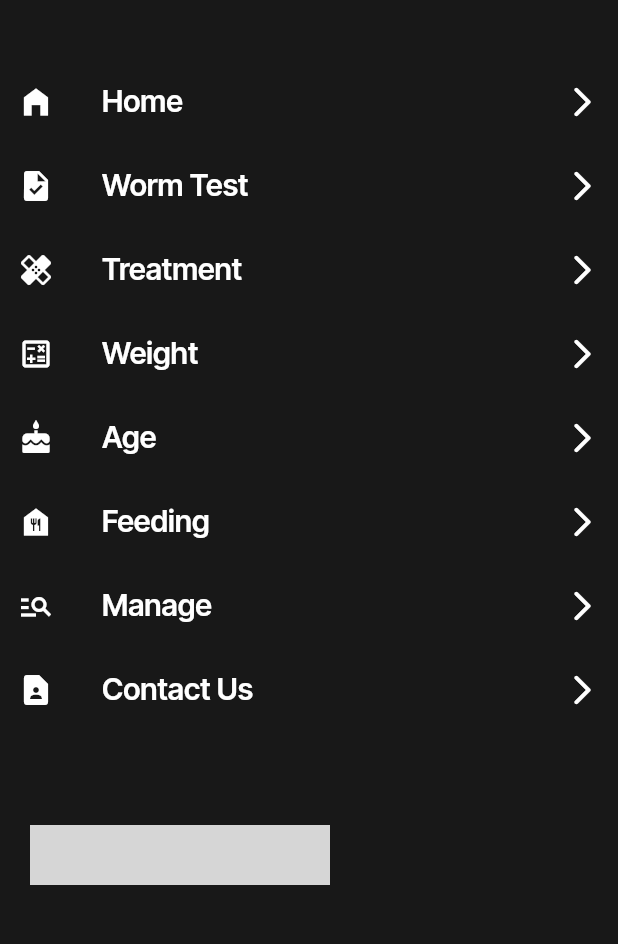
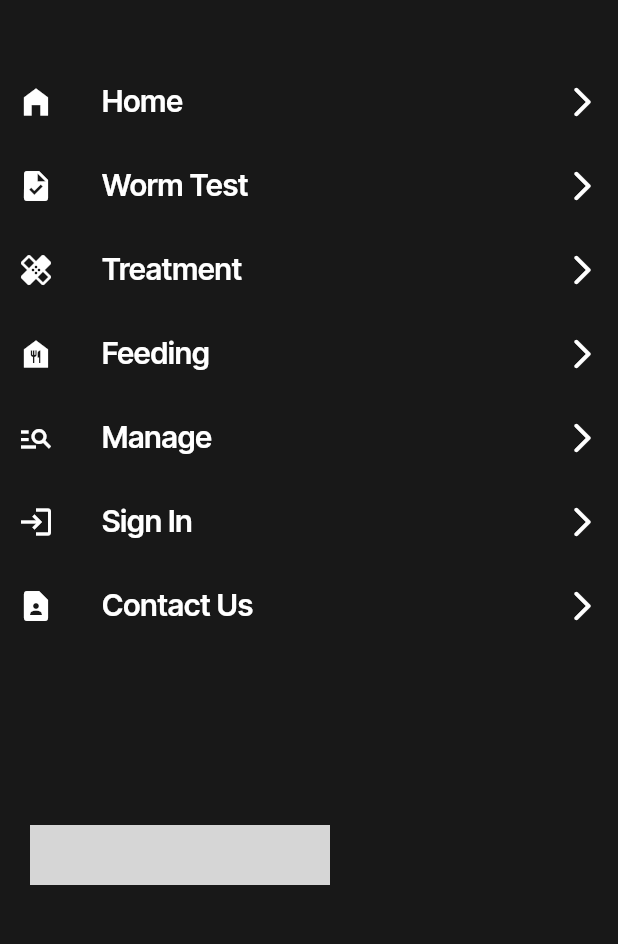
Before and after one commit to JorgeLuisMaya/Smart-LiveStock, a Flutter app: the WormTestWidget screen opened by its route, with the side drawer open, on a phone screen of 412 x 824 dp, the part 155-1099 px from its top. Run offline on Flutter 3.47's test engine with Material 3 defaults, Android fonts, the phone set to English and light mode, and no system bars; drawn by our look-alikes of carousel_slider; our stand-ins replace auto_size_text, cached_network_image, font_awesome_flutter, from_css_color, go_router, google_fonts and 5 more; missing offline and left inert: json_path; accounts and stored records are empty; statements that could not run were skipped; grey boxes are pictures that could not be loaded.

Commit message:
added sign in route to drawer, made drawer location unified across pages and other small changes

```diff
--- a/lib/backend/supabase/supabase.dart
+++ b/lib/backend/supabase/supabase.dart
@@ -16,7 +16,7 @@ class SupaFlow {
 
   static Future initialize() => Supabase.initialize(
         url: _kSupabaseUrl,
-        anonKey: _kSupabaseAnonKey,
+        publishableKey: _kSupabaseAnonKey,
         debug: false,
         authOptions:
             FlutterAuthClientOptions(authFlowType: AuthFlowType.implicit),
--- a/lib/pages/worm_test/worm_test_widget.dart
+++ b/lib/pages/worm_test/worm_test_widget.dart
@@ -126,6 +126,8 @@ class _WormTestWidgetState extends State<WormTestWidget> {
                       hoverColor: Colors.transparent,
                       highlightColor: Colors.transparent,
                       onTap: () async {
+                        Navigator.pop(context);
+
                         context.pushNamed(HomePageWidget.routeName);
                       },
                       child: Material(
@@ -169,6 +171,8 @@ class _WormTestWidgetState extends State<WormTestWidget> {
                     hoverColor: Colors.transparent,
                     highlightColor: Colors.transparent,
                     onTap: () async {
+                      Navigator.pop(context);
+
                       context.pushNamed(WormTestWidget.routeName);
                     },
                     child: Material(
@@ -210,6 +214,8 @@ class _WormTestWidgetState extends State<WormTestWidget> {
                     hoverColor: Colors.transparent,
                     highlightColor: Colors.transparent,
                     onTap: () async {
+                      Navigator.pop(context);
+
                       context.pushNamed(HomePageWidget.routeName);
                     },
                     child: Material(
@@ -251,88 +257,8 @@ class _WormTestWidgetState extends State<WormTestWidget> {
                     hoverColor: Colors.transparent,
                     highlightColor: Colors.transparent,
                     onTap: () async {
-                      context.pushNamed(HomePageWidget.routeName);
-                    },
-                    child: Material(
-                      color: Colors.transparent,
-                      child: ListTile(
-                        leading: Icon(
-                          Icons.calculate_outlined,
-                          color: Colors.white,
-                        ),
-                        title: Text(
-                          FFLocalizations.of(context).getText(
-                            '7ci96bu1' /* Weight */,
-                          ),
-                          style:
-                              FlutterFlowTheme.of(context).titleLarge.override(
-                                    fontFamily: 'Inter Tight',
-                                    color: Colors.white,
-                                    letterSpacing: 0.0,
-                                  ),
-                        ),
-                        trailing: Icon(
-                          Icons.arrow_forward_ios_rounded,
-                          color: Colors.white,
-                          size: 24.0,
-                        ),
-                        tileColor: Color(0xFF181818),
-                        dense: false,
-                        contentPadding: EdgeInsetsDirectional.fromSTEB(
-                            12.0, 0.0, 12.0, 0.0),
-                        shape: RoundedRectangleBorder(
-                          borderRadius: BorderRadius.circular(0.0),
-                        ),
-                      ),
-                    ),
-                  ),
-                  InkWell(
-                    splashColor: Colors.transparent,
-                    focusColor: Colors.transparent,
-                    hoverColor: Colors.transparent,
-                    highlightColor: Colors.transparent,
-                    onTap: () async {
-                      context.pushNamed(HomePageWidget.routeName);
-                    },
-                    child: Material(
-                      color: Colors.transparent,
-                      child: ListTile(
-                        leading: Icon(
-                          Icons.cake,
-                          color: Colors.white,
-                        ),
-                        title: Text(
-                          FFLocalizations.of(context).getText(
-                            'ix7dm5gv' /* Age */,
-                          ),
-                          style:
-                              FlutterFlowTheme.of(context).titleLarge.override(
-                                    fontFamily: 'Inter Tight',
-                                    color: Colors.white,
-                                    letterSpacing: 0.0,
-                                  ),
-                        ),
-                        trailing: Icon(
-                          Icons.arrow_forward_ios_rounded,
-                          color: Colors.white,
-                          size: 24.0,
-                        ),
-                        tileColor: Color(0xFF181818),
-                        dense: false,
-                        contentPadding: EdgeInsetsDirectional.fromSTEB(
-                            12.0, 0.0, 12.0, 0.0),
-                        shape: RoundedRectangleBorder(
-                          borderRadius: BorderRadius.circular(0.0),
-                        ),
-                      ),
-                    ),
-                  ),
-                  InkWell(
-                    splashColor: Colors.transparent,
-                    focusColor: Colors.transparent,
-                    hoverColor: Colors.transparent,
-                    highlightColor: Colors.transparent,
-                    onTap: () async {
+                      Navigator.pop(context);
+
                       context.pushNamed(HomePageWidget.routeName);
                     },
                     child: Material(
@@ -374,6 +300,8 @@ class _WormTestWidgetState extends State<WormTestWidget> {
                     hoverColor: Colors.transparent,
                     highlightColor: Colors.transparent,
                     onTap: () async {
+                      Navigator.pop(context);
+
                       context.pushNamed(HomePageWidget.routeName);
                     },
                     child: Material(
@@ -415,6 +343,51 @@ class _WormTestWidgetState extends State<WormTestWidget> {
                     hoverColor: Colors.transparent,
                     highlightColor: Colors.transparent,
                     onTap: () async {
+                      Navigator.pop(context);
+
+                      context.pushNamed(LoginPageWidget.routeName);
+                    },
+                    child: Material(
+                      color: const Color.fromRGBO(0, 0, 0, 0),
+                      child: ListTile(
+                        leading: Icon(
+                          Icons.login,
+                          color: Colors.white,
+                        ),
+                        title: Text(
+                          FFLocalizations.of(context).getText(
+                            'n2slwazh' /* Sign In */,
+                          ),
+                          style:
+                              FlutterFlowTheme.of(context).titleLarge.override(
+                                    fontFamily: 'Inter Tight',
+                                    color: Colors.white,
+                                    letterSpacing: 0.0,
+                                  ),
+                        ),
+                        trailing: Icon(
+                          Icons.arrow_forward_ios_rounded,
+                          color: Colors.white,
+                          size: 24.0,
+                        ),
+                        tileColor: Color(0xFF181818),
+                        dense: false,
+                        contentPadding: EdgeInsetsDirectional.fromSTEB(
+                            12.0, 0.0, 12.0, 0.0),
+                        shape: RoundedRectangleBorder(
+                          borderRadius: BorderRadius.circular(0.0),
+                        ),
+                      ),
+                    ),
+                  ),
+                  InkWell(
+                    splashColor: Colors.transparent,
+                    focusColor: Colors.transparent,
+                    hoverColor: Colors.transparent,
+                    highlightColor: Colors.transparent,
+                    onTap: () async {
+                      Navigator.pop(context);
+
                       context.pushNamed(HomePageWidget.routeName);
                     },
                     child: Material(
@@ -468,7 +441,7 @@ class _WormTestWidgetState extends State<WormTestWidget> {
               fit: BoxFit.scaleDown,
             ),
           ),
-          actions: [
+          leading:
             Padding(
               padding: EdgeInsetsDirectional.fromSTEB(0.0, 0.0, 10.0, 0.0),
               child: FlutterFlowIconButton(
@@ -486,7 +459,6 @@ class _WormTestWidgetState extends State<WormTestWidget> {
                 },
               ),
             ),
-          ],
           centerTitle: true,
           elevation: 0.0,
         ),
```
Also changed, not shown: lib/pages/animal_page/animal_page_model.dart (+0 -13 lines), lib/pages/animal_page/animal_page_widget.dart (+56 -89 lines), lib/pages/home_page/home_page_widget.dart (+64 -91 lines), 1 other file.
